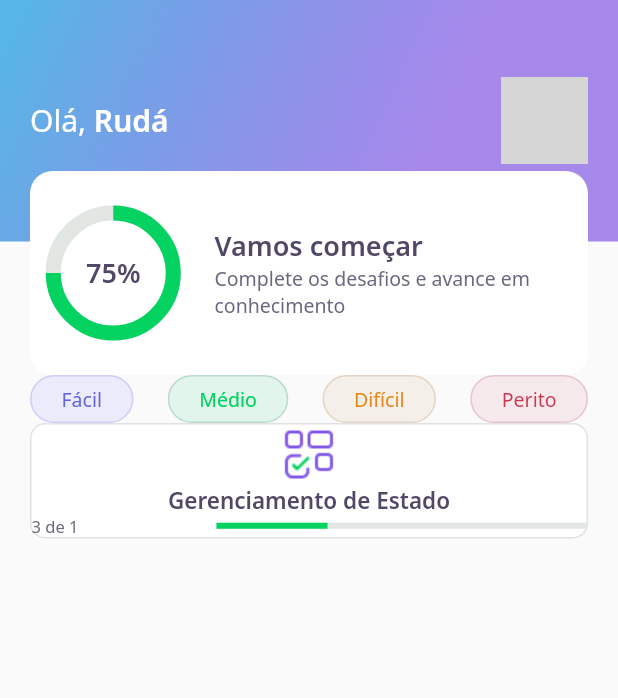
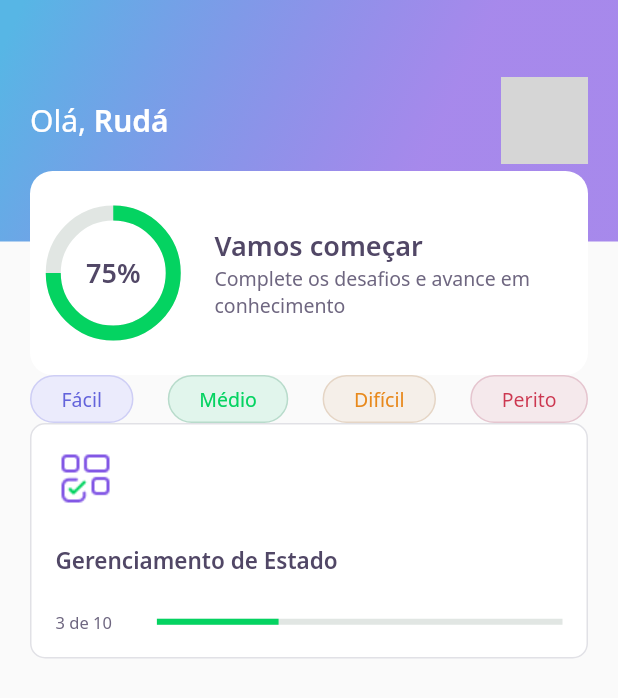
Before and after one commit to rudatorquato/DevQuiz, a Flutter app: the screen it shows after launch, on a phone screen of 412 x 824 dp. Shown: the top 698 px of the screen. Run offline on Flutter 3.47's test engine with Material 2 defaults, Android fonts, the phone set to English and light mode, and no system bars; our stand-ins replace google_fonts; network calls fail; grey boxes are pictures that could not be loaded.

Commit message:
quiz cartd completo sem o onTap

```diff
--- a/lib/home/widgets/quiz_card/quiz_card_widget.dart
+++ b/lib/home/widgets/quiz_card/quiz_card_widget.dart
@@ -9,32 +9,40 @@ class QuizCardWidget extends StatelessWidget {
   @override
   Widget build(BuildContext context) {
     return Container(
+      padding: EdgeInsets.all(16),
       decoration: BoxDecoration(
           border: Border.fromBorderSide(BorderSide(color: AppColors.border)),
           color: AppColors.white,
           borderRadius: BorderRadius.circular(10)),
       child: Column(
+        crossAxisAlignment: CrossAxisAlignment.start,
         children: [
           Container(
             height: 40,
             width: 40,
             child: Image.asset(AppImages.blocks),
           ),
+          SizedBox(
+            height: 24,
+          ),
           Text(
             "Gerenciamento de Estado",
             style: AppTextStyles.heading15,
+          ),
+          SizedBox(
+            height: 24,
           ),
           Row(
             children: [
               Expanded(
                 flex: 1,
                 child: Text(
-                  "3 de 1",
+                  "3 de 10",
                   style: AppTextStyles.body11,
                 ),
               ),
               Expanded(
-                flex: 2,
+                flex: 4,
                 child: LinearProgressIndicator(
                   value: 0.3,
                   backgroundColor: AppColors.chartSecondary,
```
Also changed, not shown: 4 other files.
